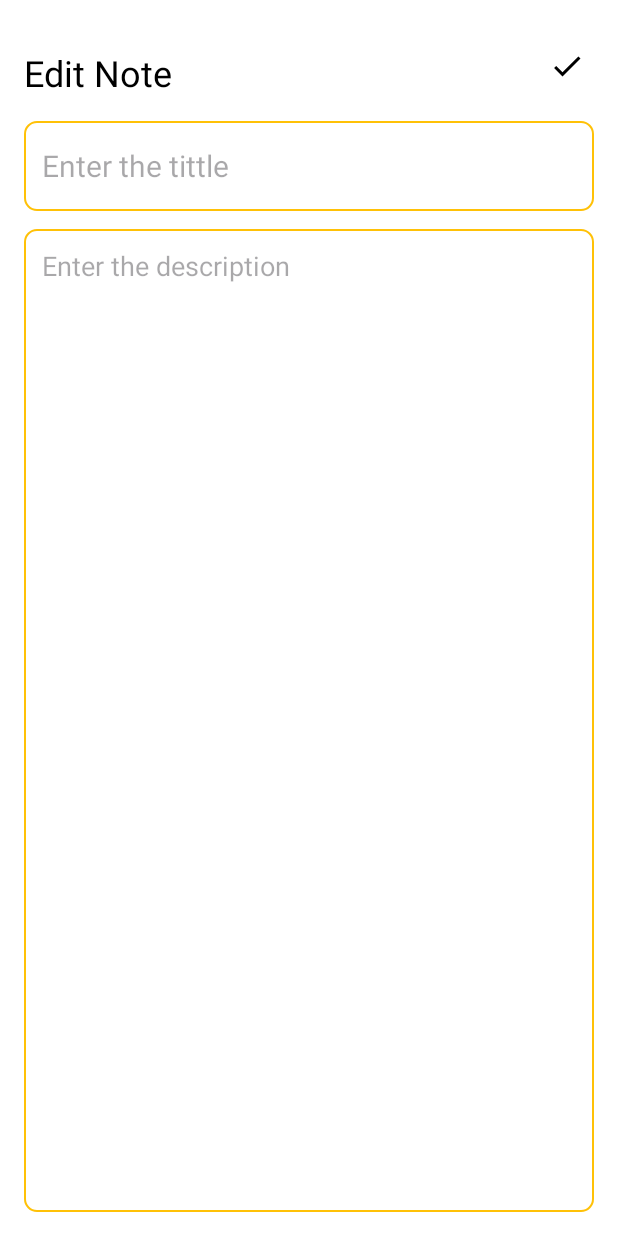
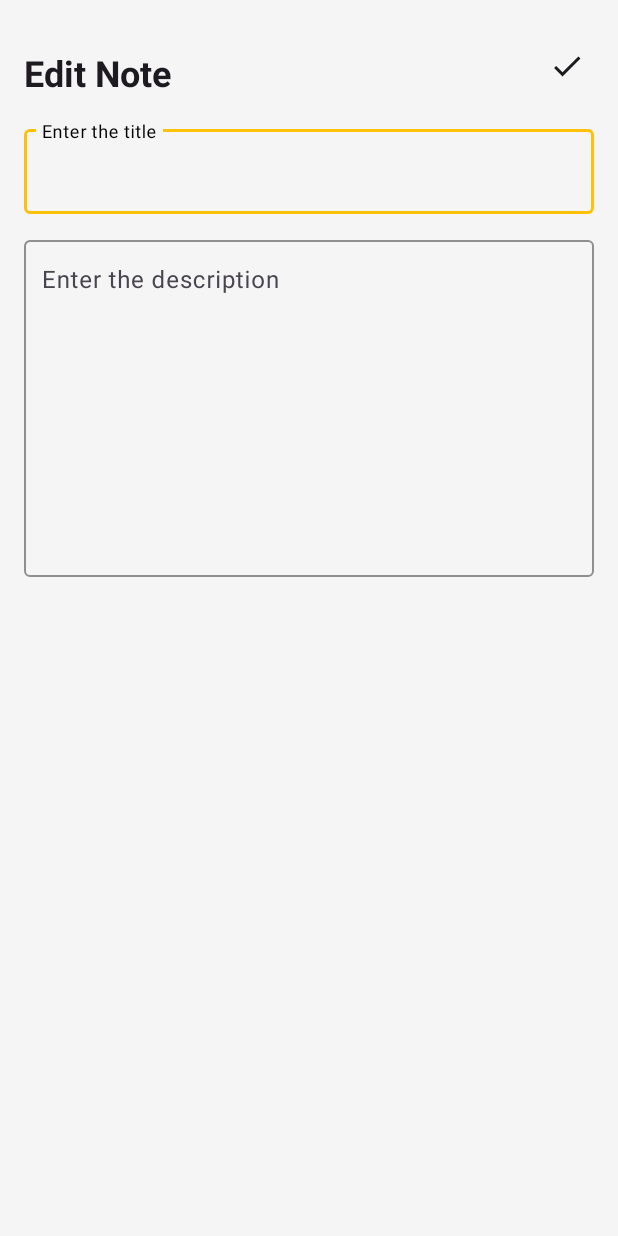
Before and after one commit to hasindu-k/Note-app, an Android app: the UpdateNoteActivity screen opened directly, with no data from a screen before it, on a phone screen of 412 x 824 dp. Run offline under Robolectric (Android 15) with nearby library versions, the phone set to English and light mode, and no system bars; 1 statement that could not run was skipped.

Commit message:
Refactor input fields in Add and Update Note activities for improved theming and consistency

```diff
--- a/app/src/main/res/layout/activity_add_note.xml
+++ b/app/src/main/res/layout/activity_add_note.xml
@@ -37,37 +37,54 @@
     <!-- Title Input -->
     <com.google.android.material.textfield.TextInputLayout
         android:id="@+id/titleInputLayout"
-        style="@style/LoginTextInputOuterFieldStyle"
         android:layout_width="match_parent"
         android:layout_height="wrap_content"
         android:layout_below="@id/addNoteHeading"
         android:layout_marginTop="16dp"
-        android:hint="Enter the title">
+        android:hint="Enter the title"
+        app:boxStrokeColor="?attr/colorSecondary"
+        app:hintTextColor="?attr/colorOnSurface">
 
         <com.google.android.material.textfield.TextInputEditText
             android:id="@+id/titleEditText"
-            style="@style/LoginTextInputInnerFieldStyle"
+            android:layout_width="match_parent"
+            android:layout_height="wrap_content"
             android:inputType="text"
-            android:maxLines="1"/>
+            android:maxLines="1"
+            android:singleLine="true"
+            android:textColor="?attr/colorOnSurface"
+            android:textColorHint="?attr/colorOnSurface"
+            android:textSize="16sp"
+            android:paddingStart="12dp"
+            android:paddingEnd="12dp"/>
     </com.google.android.material.textfield.TextInputLayout>
+
 
     <!-- Content Input -->
     <com.google.android.material.textfield.TextInputLayout
         android:id="@+id/contentInputLayout"
-        style="@style/LoginTextInputOuterFieldStyle"
         android:layout_width="match_parent"
         android:layout_height="wrap_content"
         android:layout_below="@id/titleInputLayout"
         android:layout_marginTop="12dp"
-        android:hint="Enter the description">
+        android:hint="Enter the description"
+        app:boxStrokeColor="?attr/colorSecondary"
+        app:hintTextColor="?attr/colorOnSurface">
 
         <com.google.android.material.textfield.TextInputEditText
             android:id="@+id/contentEditText"
-            style="@style/LoginTextInputInnerFieldStyle"
+            android:layout_width="match_parent"
+            android:layout_height="wrap_content"
             android:gravity="top"
             android:inputType="textMultiLine"
             android:lines="10"
-            android:scrollbars="vertical"/>
+            android:scrollbars="vertical"
+            android:textColor="?attr/colorOnSurface"
+            android:textColorHint="?attr/colorOnSurface"
+            android:textSize="16sp"
+            android:paddingStart="12dp"
+            android:paddingEnd="12dp"/>
     </com.google.android.material.textfield.TextInputLayout>
 
+
 </RelativeLayout>
--- a/app/src/main/res/layout/activity_update_note.xml
+++ b/app/src/main/res/layout/activity_update_note.xml
@@ -2,53 +2,87 @@
 <RelativeLayout
     xmlns:android="http://schemas.android.com/apk/res/android"
     xmlns:tools="http://schemas.android.com/tools"
+    xmlns:app="http://schemas.android.com/apk/res-auto"
     android:layout_width="match_parent"
     android:layout_height="match_parent"
     android:orientation="vertical"
     android:padding="16dp"
-    tools:context=".UpdateNoteActivity">
+    tools:context=".UpdateNoteActivity"
+    android:background="?attr/colorSurface">
 
-    <TextView
+    <!-- Heading -->
+    <com.google.android.material.textview.MaterialTextView
         android:id="@+id/editNoteHeading"
         android:layout_width="wrap_content"
         android:layout_height="wrap_content"
         android:layout_alignParentTop="true"
         android:layout_marginTop="16dp"
         android:text="Edit Note"
-        android:textColor="@color/black"
-        android:textSize="24sp" />
+        android:textColor="?attr/colorOnBackground"
+        android:textSize="24sp"
+        android:textStyle="bold" />
 
-    <ImageView
+    <!-- Save button -->
+    <com.google.android.material.imageview.ShapeableImageView
         android:id="@+id/updateSaveButton"
         android:layout_width="wrap_content"
         android:layout_height="wrap_content"
         android:src="@drawable/baseline_done_24"
+        app:tint="?attr/colorOnBackground"
         android:layout_alignParentEnd="true"
         android:layout_alignTop="@id/editNoteHeading"
-        android:layout_marginEnd="6dp" />
+        android:layout_marginEnd="6dp"
+        app:shapeAppearanceOverlay="@style/ShapeAppearance.Material3.Corner.None" />
 
-    <EditText
-        android:id="@+id/updateTitleEditText"
+    <!-- Title Input -->
+    <com.google.android.material.textfield.TextInputLayout
+        android:id="@+id/updateTitleInputLayout"
         android:layout_width="match_parent"
-        android:layout_height="60dp"
-        android:hint="Enter the tittle"
-        android:padding="12dp"
-        android:textSize="20sp"
+        android:layout_height="wrap_content"
         android:layout_below="@id/editNoteHeading"
-        android:background="@drawable/green_border"
         android:layout_marginTop="16dp"
-        android:maxLines="1"/>
+        app:boxStrokeColor="?attr/colorSecondary"
+        app:hintTextColor="?attr/colorOnSurface"
+        android:hint="Enter the title">
 
-    <EditText
-        android:id="@+id/updateContentEditText"
+        <com.google.android.material.textfield.TextInputEditText
+            android:id="@+id/updateTitleEditText"
+            android:layout_width="match_parent"
+            android:layout_height="wrap_content"
+            android:inputType="text"
+            android:maxLines="1"
+            android:singleLine="true"
+            android:textColor="?attr/colorOnSurface"
+            android:textColorHint="?attr/colorOnSurface"
+            android:textSize="16sp"
+            android:paddingStart="12dp"
+            android:paddingEnd="12dp"/>
+    </com.google.android.material.textfield.TextInputLayout>
+
+    <!-- Content Input -->
+    <com.google.android.material.textfield.TextInputLayout
+        android:id="@+id/updateContentInputLayout"
         android:layout_width="match_parent"
-        android:layout_height="match_parent"
-        android:hint="Enter the description"
-        android:gravity="top"
-        android:padding="12dp"
-        android:textSize="18sp"
-        android:layout_below="@id/updateTitleEditText"
-        android:background="@drawable/green_border"
-        android:layout_marginTop="12dp" />
+        android:layout_height="wrap_content"
+        android:layout_below="@id/updateTitleInputLayout"
+        android:layout_marginTop="12dp"
+        app:boxStrokeColor="?attr/colorSecondary"
+        app:hintTextColor="?attr/colorOnSurface"
+        android:hint="Enter the description">
+
+        <com.google.android.material.textfield.TextInputEditText
+            android:id="@+id/updateContentEditText"
+            android:layout_width="match_parent"
+            android:layout_height="wrap_content"
+            android:gravity="top"
+            android:inputType="textMultiLine"
+            android:lines="10"
+            android:scrollbars="vertical"
+            android:textColor="?attr/colorOnSurface"
+            android:textColorHint="?attr/colorOnSurface"
+            android:textSize="16sp"
+            android:paddingStart="12dp"
+            android:paddingEnd="12dp"/>
+    </com.google.android.material.textfield.TextInputLayout>
 
 </RelativeLayout>
```
